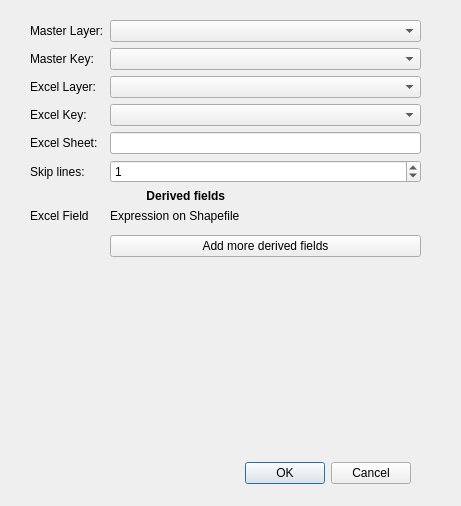
bopopescu/qgis_excel_sync, file shpsync_dialog_base.ui: the form before one commit.
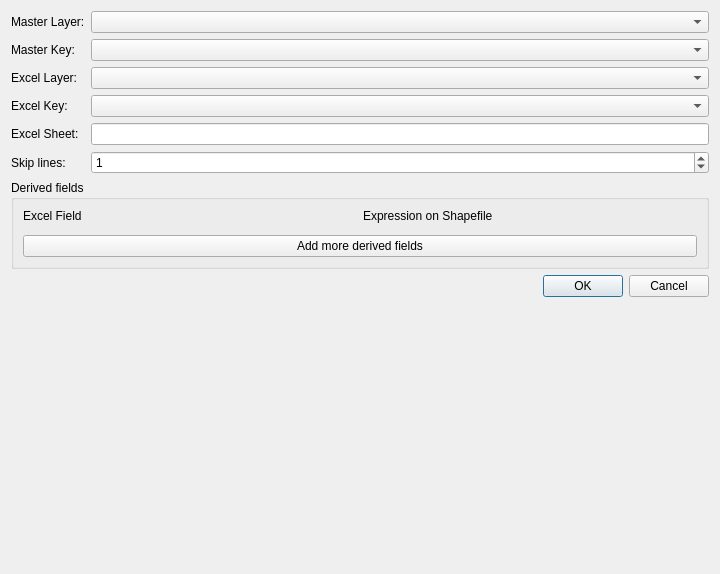
The form after the commit.

Commit message: Use a layout in the config dialog

Patch:
```diff
--- a/shpsync_dialog_base.ui
+++ b/shpsync_dialog_base.ui
@@ -6,23 +6,14 @@
    <rect>
     <x>0</x>
     <y>0</y>
-    <width>461</width>
-    <height>506</height>
+    <width>720</width>
+    <height>574</height>
    </rect>
   </property>
   <property name="windowTitle">
    <string>ShpSync</string>
   </property>
-  <widget class="QWidget" name="formLayoutWidget">
-   <property name="geometry">
-    <rect>
-     <x>30</x>
-     <y>20</y>
-     <width>391</width>
-     <height>421</height>
-    </rect>
-   </property>
-   <layout class="QFormLayout" name="formLayout">
+  <layout class="QFormLayout" name="formLayout_2">
     <property name="fieldGrowthPolicy">
      <enum>QFormLayout::AllNonFixedFieldsGrow</enum>
     </property>
@@ -90,58 +81,54 @@
       </property>
      </widget>
     </item>
+   <item row="7" column="0" colspan="2">
+    <widget class="QDialogButtonBox" name="buttonBox">
+     <property name="standardButtons">
+      <set>QDialogButtonBox::Cancel|QDialogButtonBox::Ok</set>
+     </property>
+    </widget>
+   </item>
     <item row="6" column="0" colspan="2">
-     <widget class="QLabel" name="label_9">
-      <property name="font">
-       <font>
-        <weight>75</weight>
-        <bold>true</bold>
-       </font>
-      </property>
+    <widget class="QGroupBox" name="groupBox">
+     <property name="title">
+      <string>Derived fields</string>
+     </property>
+     <layout class="QFormLayout" name="formLayout_3">
+      <property name="fieldGrowthPolicy">
+       <enum>QFormLayout::AllNonFixedFieldsGrow</enum>
+      </property>
+      <item row="3" column="0" colspan="2">
+       <widget class="QPushButton" name="pushButton">
       <property name="text">
-       <string>                                   Derived fields</string>
+         <string>Add more derived fields</string>
       </property>
      </widget>
     </item>
-    <item row="7" column="0">
+      <item row="2" column="0" colspan="2">
+       <layout class="QVBoxLayout" name="verticalLayout"/>
+      </item>
+      <item row="0" column="0" colspan="2">
+       <layout class="QHBoxLayout" name="horizontalLayout">
+        <item>
      <widget class="QLabel" name="label_7">
       <property name="text">
        <string>Excel Field</string>
       </property>
      </widget>
     </item>
-    <item row="7" column="1">
+        <item>
      <widget class="QLabel" name="label_8">
       <property name="text">
        <string>Expression on Shapefile</string>
       </property>
      </widget>
     </item>
-    <item row="9" column="0" colspan="2">
-     <layout class="QVBoxLayout" name="verticalLayout"/>
-    </item>
-    <item row="10" column="1">
-     <widget class="QPushButton" name="pushButton">
-      <property name="text">
-       <string>Add more derived fields</string>
-      </property>
+       </layout>
+      </item>
+     </layout>
      </widget>
     </item>
    </layout>
-  </widget>
-  <widget class="QDialogButtonBox" name="buttonBox">
-   <property name="geometry">
-    <rect>
-     <x>120</x>
-     <y>460</y>
-     <width>291</width>
-     <height>27</height>
-    </rect>
-   </property>
-   <property name="standardButtons">
-    <set>QDialogButtonBox::Cancel|QDialogButtonBox::Ok</set>
-   </property>
-  </widget>
  </widget>
  <resources/>
  <connections/>
```
Lines whose indentation alone changed are shown as unchanged.
